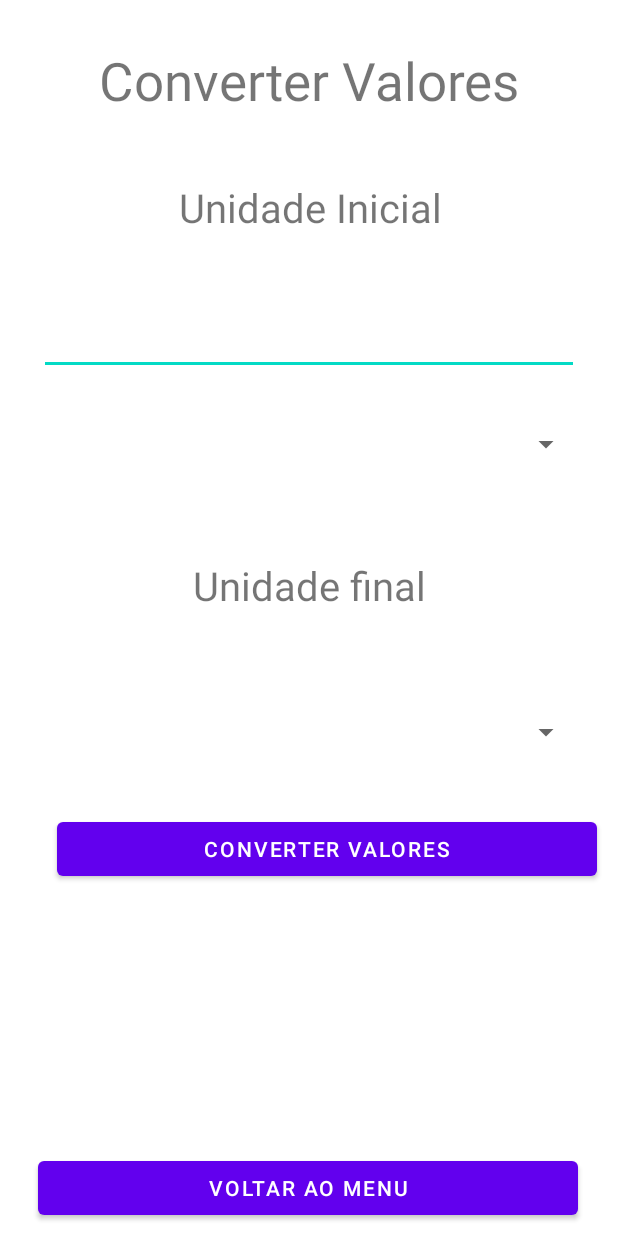
After one commit to IzabelleLisboa/AppCarros, an Android app: the layout activity_conversor.xml on its own in the app's theme, with its tools: preview values and no code run, on a phone screen of 412 x 824 dp. The commit adds this screen. Run offline under Robolectric (Android 15) with nearby library versions, the phone set to English and light mode, and no system bars.

Commit message:
conversor unidades de peso

```diff
--- a/app/src/main/java/com/example/appcarros/Menu.java
+++ b/app/src/main/java/com/example/appcarros/Menu.java
@@ -26,4 +26,10 @@ public class Menu extends AppCompatActivity {
         startActivity(it);
         finish();
     }
+
+    public  void novoConversor(View v){
+        Intent it = new Intent(Menu.this,Conversor.class);
+        startActivity(it);
+        finish();
+    }
 }
--- /dev/null
+++ b/app/src/main/res/layout/activity_conversor.xml
@@ -0,0 +1,121 @@
+<?xml version="1.0" encoding="utf-8"?>
+<androidx.constraintlayout.widget.ConstraintLayout xmlns:android="http://schemas.android.com/apk/res/android"
+    xmlns:app="http://schemas.android.com/apk/res-auto"
+    xmlns:tools="http://schemas.android.com/tools"
+    android:layout_width="match_parent"
+    android:layout_height="match_parent"
+    tools:context=".Conversor">
+
+    <Spinner
+        android:id="@+id/spinnerB"
+        android:layout_width="0dp"
+        android:layout_height="48dp"
+        android:layout_marginStart="24dp"
+        android:layout_marginTop="304dp"
+        android:layout_marginEnd="24dp"
+        app:layout_constraintEnd_toEndOf="parent"
+        app:layout_constraintHorizontal_bias="1.0"
+        app:layout_constraintStart_toStartOf="parent"
+        app:layout_constraintTop_toBottomOf="@+id/textView5"
+        tools:ignore="SpeakableTextPresentCheck,TouchTargetSizeCheck" />
+
+    <Button
+        android:id="@+id/button7"
+        android:layout_width="360dp"
+        android:layout_height="wrap_content"
+        android:layout_marginTop="768dp"
+        android:onClick="Voltar"
+        android:text="@string/btnvoltar"
+        app:layout_constraintEnd_toEndOf="parent"
+        app:layout_constraintHorizontal_bias="0.484"
+        app:layout_constraintStart_toStartOf="parent"
+        app:layout_constraintTop_toTopOf="parent" />
+
+    <TextView
+        android:id="@+id/txttituloconv"
+        android:layout_width="360dp"
+        android:layout_height="40dp"
+        android:layout_marginTop="30dp"
+        android:text="@string/conversor"
+        android:textAlignment="center"
+        android:textSize="16pt"
+        app:layout_constraintEnd_toEndOf="parent"
+        app:layout_constraintStart_toStartOf="parent"
+        app:layout_constraintTop_toTopOf="parent" />
+
+    <TextView
+        android:id="@+id/textView5"
+        android:layout_width="360dp"
+        android:layout_height="40dp"
+        android:layout_marginTop="50dp"
+        android:text="@string/valorConv"
+        android:textAlignment="center"
+        android:textSize="12pt"
+        app:layout_constraintEnd_toEndOf="parent"
+        app:layout_constraintHorizontal_bias="0.515"
+        app:layout_constraintStart_toStartOf="parent"
+        app:layout_constraintTop_toBottomOf="@+id/txttituloconv" />
+
+    <Spinner
+        android:id="@+id/spinnerA"
+        android:layout_width="0dp"
+        android:layout_height="48dp"
+        android:layout_marginStart="24dp"
+        android:layout_marginTop="112dp"
+        android:layout_marginEnd="24dp"
+        app:layout_constraintEnd_toEndOf="parent"
+        app:layout_constraintHorizontal_bias="1.0"
+        app:layout_constraintStart_toStartOf="parent"
+        app:layout_constraintTop_toBottomOf="@+id/textView5"
+        tools:ignore="SpeakableTextPresentCheck,TouchTargetSizeCheck" />
+
+    <TextView
+        android:id="@+id/textView6"
+        android:layout_width="360dp"
+        android:layout_height="40dp"
+        android:layout_marginStart="24dp"
+        android:layout_marginTop="52dp"
+        android:layout_marginEnd="24dp"
+        android:text="@string/valorconv"
+        android:textAlignment="center"
+        android:textSize="12pt"
+        app:layout_constraintEnd_toEndOf="parent"
+        app:layout_constraintHorizontal_bias="0.533"
+        app:layout_constraintStart_toStartOf="parent"
+        app:layout_constraintTop_toBottomOf="@+id/spinnerA" />
+
+    <EditText
+        android:id="@+id/txtValorini"
+        android:layout_width="360dp"
+        android:layout_height="50dp"
+        android:layout_marginTop="40dp"
+        android:ems="10"
+        android:inputType="textPersonName"
+        app:layout_constraintEnd_toEndOf="parent"
+        app:layout_constraintStart_toStartOf="parent"
+        app:layout_constraintTop_toBottomOf="@+id/textView5"
+        tools:ignore="SpeakableTextPresentCheck" />
+
+    <Button
+        android:id="@+id/button8"
+        android:layout_width="360dp"
+        android:layout_height="wrap_content"
+        android:layout_marginTop="30dp"
+        android:onClick="calcular"
+        android:text="@string/ConvertVal"
+        app:layout_constraintEnd_toEndOf="parent"
+        app:layout_constraintHorizontal_bias="0.727"
+        app:layout_constraintStart_toStartOf="parent"
+        app:layout_constraintTop_toBottomOf="@+id/spinnerB" />
+
+    <TextView
+        android:id="@+id/txtValorConvertido"
+        android:layout_width="360dp"
+        android:layout_height="50dp"
+        android:layout_marginTop="48dp"
+        app:layout_constraintEnd_toEndOf="parent"
+        app:layout_constraintHorizontal_bias="0.727"
+        app:layout_constraintStart_toStartOf="parent"
+        app:layout_constraintTop_toBottomOf="@+id/button8" />
+
+</androidx.constraintlayout.widget.ConstraintLayout>
--- a/app/src/main/res/layout/activity_menu.xml
+++ b/app/src/main/res/layout/activity_menu.xml
@@ -47,7 +47,8 @@
         android:layout_width="360dp"
         android:layout_height="wrap_content"
         android:layout_marginTop="50dp"
-        android:text="Button"
+        android:onClick="novoConversor"
+        android:text="@string/conversor"
         app:layout_constraintEnd_toEndOf="parent"
         app:layout_constraintStart_toStartOf="parent"
         app:layout_constraintTop_toBottomOf="@+id/button3" />
--- a/app/src/main/res/values/strings.xml
+++ b/app/src/main/res/values/strings.xml
@@ -7,4 +7,8 @@
     <string name="btnvoltar">Voltar ao Menu</string>
     <string name="btnverpaises">Ver Paises</string>
     <string name="tituloverbandeiras">Ver Países</string>
+    <string name="conversor">Converter Valores</string>
+    <string name="valorConv">Unidade Inicial</string>
+    <string name="valorconv">Unidade final</string>
+    <string name="ConvertVal">Converter Valores</string>
 </resources>
```
Also changed, not shown: app/src/main/AndroidManifest.xml (+7 -0 lines), app/src/main/java/com/example/appcarros/Conversor.java (added, +124 -0 lines), 2 other files.
